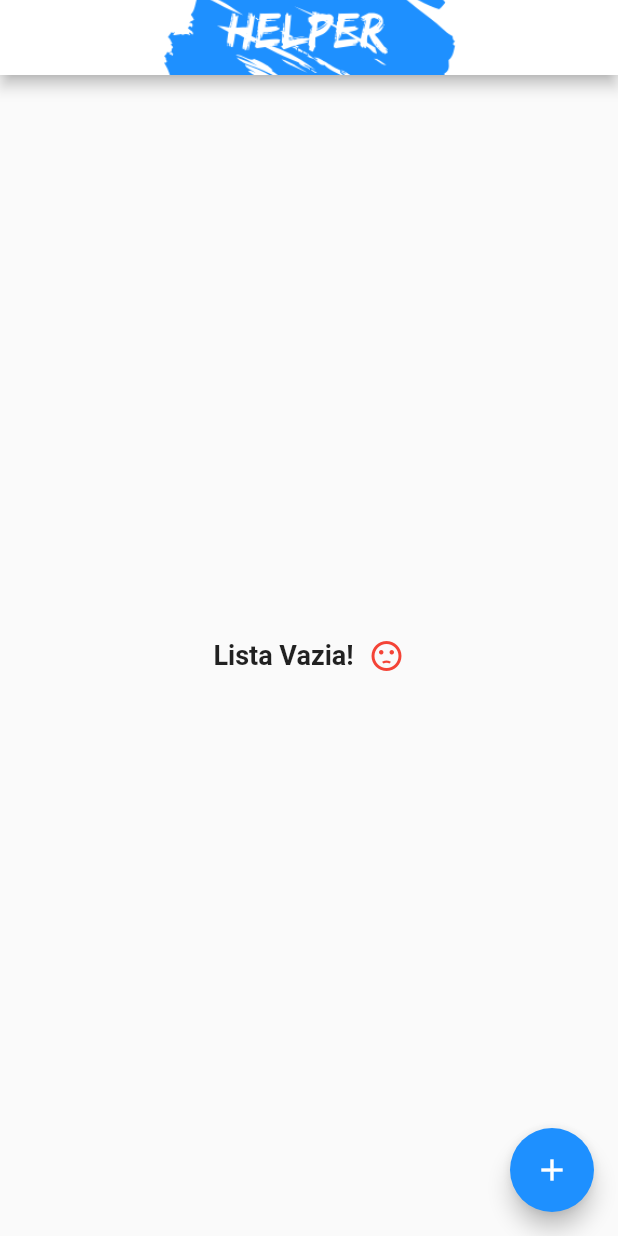
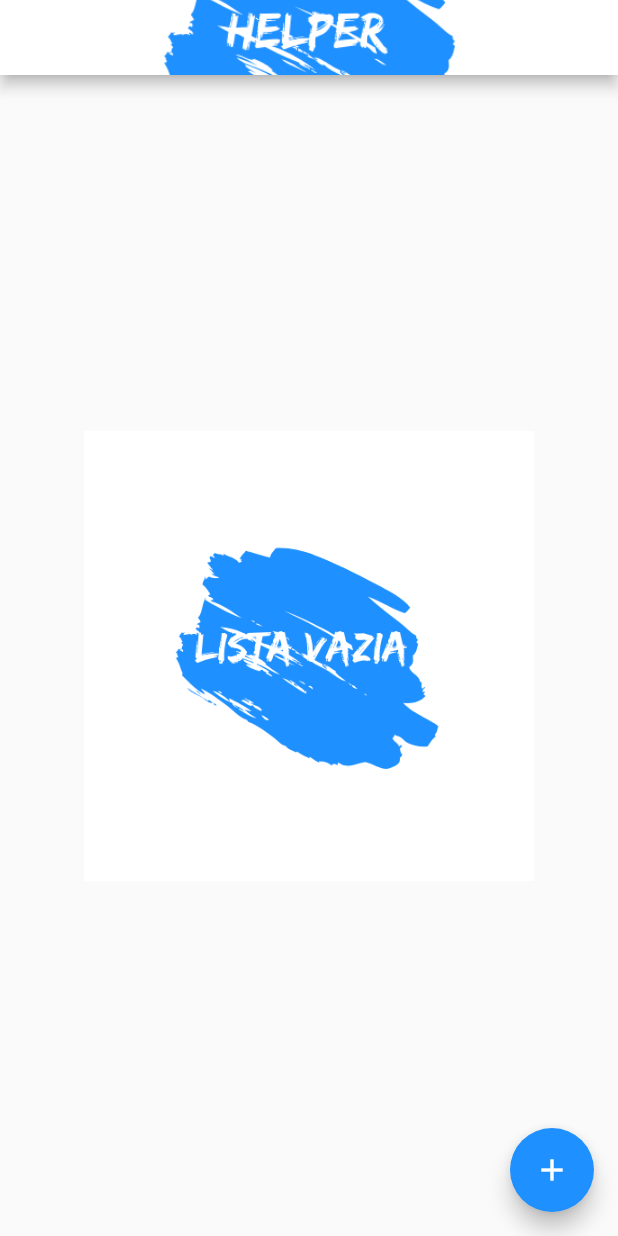
Before and after one commit to Endhel98/helper, a Flutter app: the screen it shows after launch, on a phone screen of 412 x 824 dp. Run offline on Flutter 3.47's test engine with Material 2 defaults, Android fonts, the phone set to English and light mode, and no system bars.

Commit message:
Animations for empty list

```diff
--- /dev/null
+++ b/lib/animations/growTransition.dart
@@ -0,0 +1,25 @@
+import 'package:flutter/material.dart';
+
+class GrowTransition extends StatelessWidget {
+  final Widget child;
+  final Animation<double> animation;
+
+  GrowTransition({@required this.child, @required this.animation});
+
+  @override
+  Widget build(BuildContext context) {
+    return Center(
+      child: AnimatedBuilder(
+        animation: animation,
+        builder: (context, child) {
+          return Container(
+            height: animation.value,
+            width: animation.value,
+            child: child,
+          );
+        },
+        child: child,
+      ),
+    );
+  }
+}
--- a/lib/pages/main_page.dart
+++ b/lib/pages/main_page.dart
@@ -1,28 +1,47 @@
 import 'dart:convert';
 import 'package:flutter/material.dart';
+import 'package:helper/animations/growTransition.dart';
 import 'package:helper/functionsJson/functions.dart';
 import 'package:helper/pages/class_info_page.dart';
 import 'package:helper/pages/class_page.dart';
+import 'package:helper/widgets/emptyList.widget.dart';
 
 class MainPage extends StatefulWidget {
   @override
   _MainPageState createState() => _MainPageState();
 }
 
-class _MainPageState extends State<MainPage> {
+class _MainPageState extends State<MainPage>
+    with SingleTickerProviderStateMixin {
   Map<String, dynamic> _lastRemoved;
   int _lastRemovedPos;
   List _toDoList = [];
+  AnimationController controller;
+  Animation<double> animation;
 
   @override
   void initState() {
     super.initState();
+
+    controller = AnimationController(
+      vsync: this,
+      duration: Duration(seconds: 2),
+    );
+    animation = Tween<double>(begin: 0, end: 300).animate(controller);
+
+    controller.forward();
 
     readData().then((data) {
       setState(() {
         _toDoList = json.decode(data);
       });
     });
+  }
+
+  @override
+  void dispose() {
+    controller.dispose();
+    super.dispose();
   }
 
   @override
@@ -52,26 +71,9 @@ class _MainPageState extends State<MainPage> {
         ),
       ),
       body: _toDoList.isEmpty
-          ? Center(
-              child: Row(
-                mainAxisAlignment: MainAxisAlignment.center,
-                children: <Widget>[
-                  Text(
-                    "Lista Vazia!",
-                    style: TextStyle(
-                      fontSize: 18,
-                      fontWeight: FontWeight.bold,
-                    ),
-                  ),
-                  Padding(
-                    padding: EdgeInsets.only(left: 10),
-                    child: Icon(
-                      Icons.sentiment_dissatisfied,
-                      color: Colors.red,
-                    ),
-                  )
-                ],
-              ),
+          ? GrowTransition(
+              child: EmptyList(),
+              animation: animation,
             )
           : ListView.builder(
               padding: EdgeInsets.only(top: 10.0),
--- /dev/null
+++ b/lib/widgets/emptyList.widget.dart
@@ -0,0 +1,12 @@
+import 'package:flutter/material.dart';
+
+class EmptyList extends StatelessWidget {
+  @override
+  Widget build(BuildContext context) {
+    return Container(
+      child: Image.asset(
+        "images/emptyList.png",
+      ),
+    );
+  }
+}
--- a/pubspec.yaml
+++ b/pubspec.yaml
@@ -47,6 +47,7 @@ flutter:
   #  - images/a_dot_burr.jpeg
   #  - images/a_dot_ham.jpeg
      - images/Helper.png
+     - images/emptyList.png
 
   # An image asset can refer to one or more resolution-specific "variants", see
   # https://flutter.dev/assets-and-images/#resolution-aware.
```
Also changed, not shown: images/emptyList.png (added).
